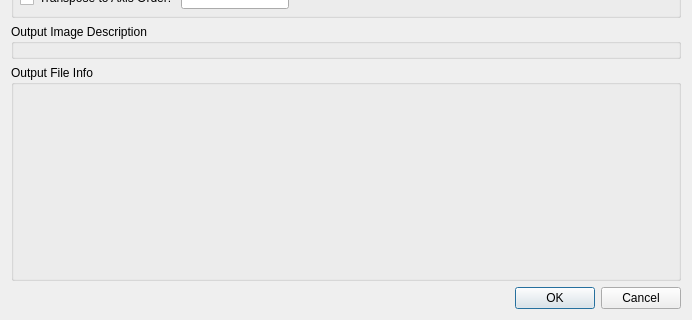
Qt form volumina/widgets/dataExportOptionsDlg.ui (ilastik/volumina) before a commit; both pictures show x 0 to 692 and y 378 to 698 of the 692 by 698 pixel window.
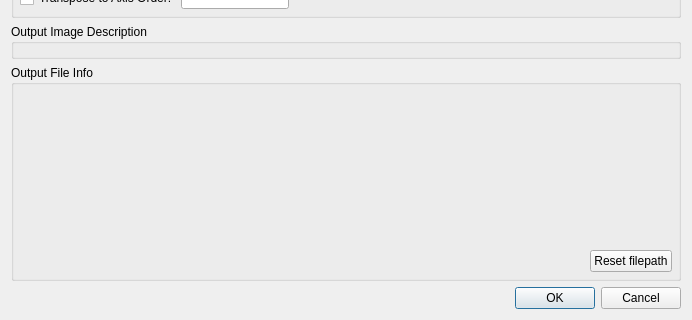
The same form after that commit. Custom widgets are drawn as their Qt base class.

Commit message:
reset button to restore filepath at original value
this commit contains changes to add a button and configure its behavior

What changed in the file:
```diff
--- a/volumina/widgets/dataExportOptionsDlg.ui
+++ b/volumina/widgets/dataExportOptionsDlg.ui
@@ -312,6 +312,30 @@
         </property>
        </widget>
       </item>
+      <item>
+       <layout class="QHBoxLayout" name="horizontalLayout_5">
+        <item>
+         <spacer name="horizontalSpacer_5">
+          <property name="orientation">
+           <enum>Qt::Horizontal</enum>
+          </property>
+          <property name="sizeHint" stdset="0">
+           <size>
+            <width>40</width>
+            <height>20</height>
+           </size>
+          </property>
+         </spacer>
+        </item>
+        <item>
+         <widget class="QPushButton" name="resetButton">
+          <property name="text">
+           <string>Reset filepath</string>
+          </property>
+         </widget>
+        </item>
+       </layout>
+      </item>
      </layout>
     </widget>
    </item>
```
Left out of the diff: 44 changed lines with no effect on the pictures. The commit also changes 1 other file.
